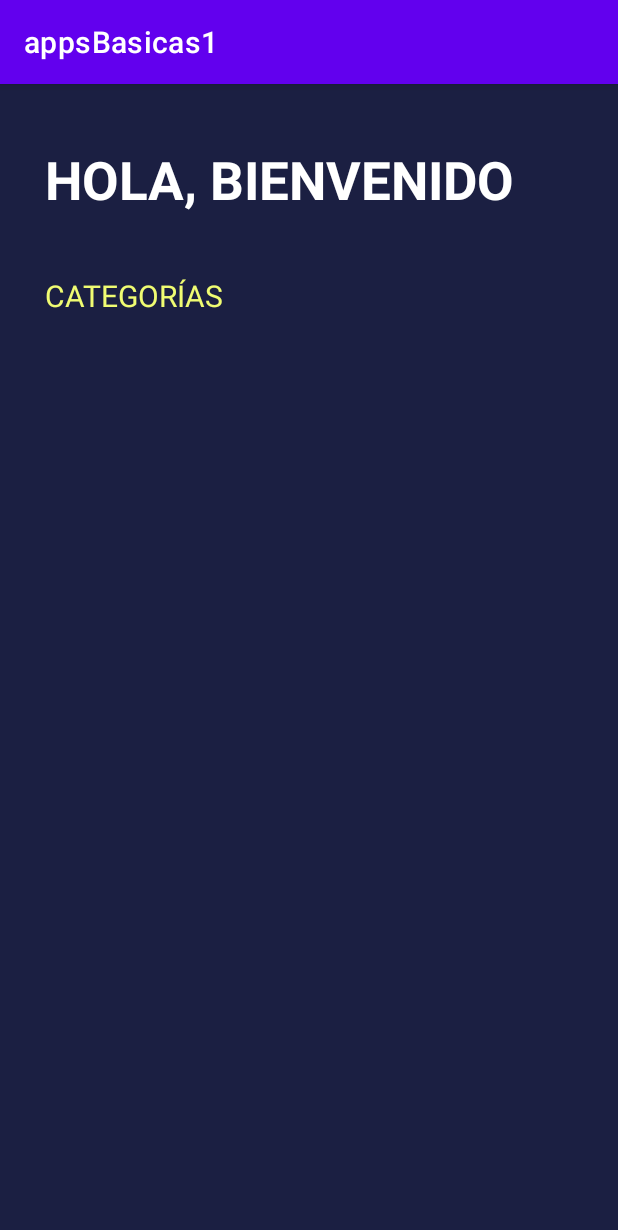
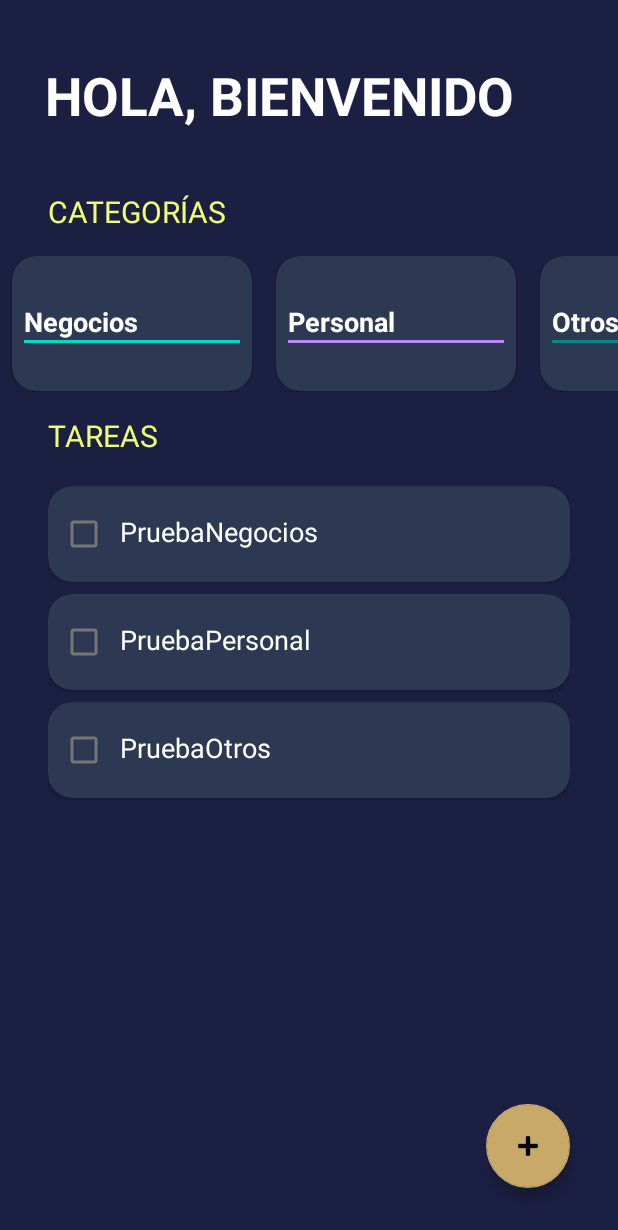
Before and after one commit to jucaicedoa/practica_2023, an Android app: the screen it shows after launch (App3Activity), after a tap on "TERCERA APP", on a phone screen of 412 x 824 dp. Shown: the top 1230 px of the screen. Run offline under Robolectric (Android 15) with nearby library versions, the phone set to English and light mode, and no system bars.

Commit message:
avance app3

```diff
--- a/practica_kotlin/appsBasicas1/app/src/main/java/com/jucaicedoa/appsbasicas1/apps/app3/App3Activity.kt
+++ b/practica_kotlin/appsBasicas1/app/src/main/java/com/jucaicedoa/appsbasicas1/apps/app3/App3Activity.kt
@@ -2,11 +2,63 @@ package com.jucaicedoa.appsbasicas1.apps.app3
 
 import androidx.appcompat.app.AppCompatActivity
 import android.os.Bundle
+import androidx.recyclerview.widget.LinearLayoutManager
+import androidx.recyclerview.widget.RecyclerView
+import com.google.android.material.floatingactionbutton.FloatingActionButton
 import com.jucaicedoa.appsbasicas1.R
+import com.jucaicedoa.appsbasicas1.apps.app3.taskCategory.*
 
 class App3Activity : AppCompatActivity() {
+    //esta lista es la que muestra
+    private val categorias = listOf(
+        negocios,
+        personal,
+        otros
+    )
+    private val tareas = mutableListOf(
+        tarea("PruebaNegocios", negocios),
+        tarea("PruebaPersonal", personal),
+        tarea("PruebaOtros", otros)
+    )
+    private lateinit var rvCategoria: RecyclerView
+    private lateinit var adaptadorCategoriaz: adaptadorCategoriaz
+    private lateinit var rvTareas: RecyclerView
+    private lateinit var adaptadorTareas: adaptadorTareas
+    private lateinit var fabTarea: FloatingActionButton
     override fun onCreate(savedInstanceState: Bundle?) {
         super.onCreate(savedInstanceState)
         setContentView(R.layout.activity_app3)
+        iniciarComponentes()
+        iniciarUI()
+        iniciarListeners()
     }
+
+    //iniciar componentes
+    private fun iniciarComponentes() {
+        rvCategoria = findViewById(R.id.rvCategoria)
+        rvTareas = findViewById(R.id.rvTareas)
+        fabTarea = findViewById(R.id.fabTarea)
+    }
+
+    //Iniciar UI
+    private fun iniciarUI() {
+        adaptadorCategoriaz = adaptadorCategoriaz(categorias)
+        rvCategoria.layoutManager = LinearLayoutManager(this, LinearLayoutManager.HORIZONTAL, false)
+        rvCategoria.adapter = adaptadorCategoriaz
+
+        adaptadorTareas = adaptadorTareas(tareas)
+        rvTareas.layoutManager = LinearLayoutManager(this)
+        rvTareas.adapter = adaptadorTareas
+    }
+
+    //Iniciar listeners
+    private fun iniciarListeners() {
+        fabTarea.setOnClickListener { mostrarDialogo() }
+    }
+
+    //Mostrar diálogo
+    private fun mostrarDialogo() {
+
+    }
+
 }
--- /dev/null
+++ b/practica_kotlin/appsBasicas1/app/src/main/java/com/jucaicedoa/appsbasicas1/apps/app3/adaptadorCategoriaz.kt
@@ -0,0 +1,25 @@
+package com.jucaicedoa.appsbasicas1.apps.app3
+
+import android.view.LayoutInflater
+import android.view.ViewGroup
+import androidx.recyclerview.widget.RecyclerView
+import com.jucaicedoa.appsbasicas1.R
+
+class adaptadorCategoriaz(private val categorias: List<taskCategory>) :
+    RecyclerView.Adapter<categoriasViewHolder>() {
+    //Crea una lista para
+    override fun onCreateViewHolder(parent: ViewGroup, viewType: Int): categoriasViewHolder {
+        val view =
+            LayoutInflater.from(parent.context).inflate(R.layout.item_task_categoria, parent, false)
+        return categoriasViewHolder(view)
+    }
+
+    //Cantidad que va a mostrar
+    override fun getItemCount() = categorias.size
+
+    //Acceder a valores
+    override fun onBindViewHolder(holder: categoriasViewHolder, position: Int) {
+        holder.render(categorias[position])
+    }
+
+}
--- /dev/null
+++ b/practica_kotlin/appsBasicas1/app/src/main/java/com/jucaicedoa/appsbasicas1/apps/app3/adaptadorTareas.kt
@@ -0,0 +1,20 @@
+package com.jucaicedoa.appsbasicas1.apps.app3
+
+import android.view.LayoutInflater
+import android.view.ViewGroup
+import androidx.recyclerview.widget.RecyclerView
+import com.jucaicedoa.appsbasicas1.R
+
+class adaptadorTareas(private val tarea: List<tarea>) : RecyclerView.Adapter<tareasViewHolder>() {
+    override fun onCreateViewHolder(parent: ViewGroup, viewType: Int): tareasViewHolder {
+        val view = LayoutInflater.from(parent.context).inflate(R.layout.item_task, parent, false)
+        return tareasViewHolder(view)
+    }
+
+    override fun getItemCount() = tarea.size
+
+    override fun onBindViewHolder(holder: tareasViewHolder, position: Int) {
+        holder.render(tarea[position])
+    }
+
+}
--- /dev/null
+++ b/practica_kotlin/appsBasicas1/app/src/main/java/com/jucaicedoa/appsbasicas1/apps/app3/categoriasViewHolder.kt
@@ -0,0 +1,28 @@
+package com.jucaicedoa.appsbasicas1.apps.app3
+
+import android.view.View
+import android.widget.TextView
+import androidx.core.content.ContextCompat
+import androidx.recyclerview.widget.RecyclerView
+import com.jucaicedoa.appsbasicas1.R
+
+class categoriasViewHolder(view: View) : RecyclerView.ViewHolder(view) {
+    private val tvCategoria:TextView =  view.findViewById(R.id.tvNombreCategoria)
+    private val divisor:View = view.findViewById(R.id.divisor)
+    fun render(taskCategory: taskCategory){
+        when(taskCategory){
+            com.jucaicedoa.appsbasicas1.apps.app3.taskCategory.negocios -> {
+                tvCategoria.text = "Negocios"
+                divisor.setBackgroundColor(ContextCompat.getColor(divisor.context, R.color.teal_200))
+            }
+            com.jucaicedoa.appsbasicas1.apps.app3.taskCategory.otros -> {
+                tvCategoria.text = "Otros"
+                divisor.setBackgroundColor(ContextCompat.getColor(divisor.context, R.color.teal_700))
+            }
+            com.jucaicedoa.appsbasicas1.apps.app3.taskCategory.personal -> {
+                divisor.setBackgroundColor(ContextCompat.getColor(divisor.context, R.color.purple_200))
+                tvCategoria.text = "Personal"
+            }
+        }
+    }
+}
--- /dev/null
+++ b/practica_kotlin/appsBasicas1/app/src/main/java/com/jucaicedoa/appsbasicas1/apps/app3/tarea.kt
@@ -0,0 +1,5 @@
+package com.jucaicedoa.appsbasicas1.apps.app3
+
+data class tarea (val name:String, val categoria: taskCategory, val estaSeleccionado:Boolean=false) {
+
+}
--- /dev/null
+++ b/practica_kotlin/appsBasicas1/app/src/main/java/com/jucaicedoa/appsbasicas1/apps/app3/tareasViewHolder.kt
@@ -0,0 +1,15 @@
+package com.jucaicedoa.appsbasicas1.apps.app3
+
+import android.view.View
+import android.widget.CheckBox
+import android.widget.TextView
+import androidx.recyclerview.widget.RecyclerView
+import com.jucaicedoa.appsbasicas1.R
+
+class tareasViewHolder(view: View) : RecyclerView.ViewHolder(view) {
+    private val tvTarea: TextView = view.findViewById(R.id.tvTarea)
+    private val cbTarea: CheckBox = view.findViewById(R.id.cbTarea)
+    fun render(tarea: tarea) {
+        tvTarea.text = tarea.name
+    }
+}
--- /dev/null
+++ b/practica_kotlin/appsBasicas1/app/src/main/java/com/jucaicedoa/appsbasicas1/apps/app3/taskCategory.kt
@@ -0,0 +1,7 @@
+package com.jucaicedoa.appsbasicas1.apps.app3
+
+sealed class taskCategory {
+    object personal:taskCategory()
+    object negocios: taskCategory()
+    object otros: taskCategory()
+}
--- a/practica_kotlin/appsBasicas1/app/src/main/res/layout/activity_app3.xml
+++ b/practica_kotlin/appsBasicas1/app/src/main/res/layout/activity_app3.xml
@@ -1,7 +1,13 @@
 <?xml version="1.0" encoding="utf-8"?>
-<LinearLayout xmlns:android="http://schemas.android.com/apk/res/android"
+
+<FrameLayout
+    android:layout_width="match_parent"
+    android:layout_height="match_parent"
+    xmlns:android="http://schemas.android.com/apk/res/android"
     xmlns:app="http://schemas.android.com/apk/res-auto"
-    xmlns:tools="http://schemas.android.com/tools"
+    xmlns:tools="http://schemas.android.com/tools">
+
+<LinearLayout
     android:layout_width="match_parent"
     android:layout_height="match_parent"
     android:orientation="vertical"
@@ -25,13 +31,49 @@
         android:layout_width="wrap_content"
         android:layout_height="wrap_content"
         android:text="@string/categoria"
-        android:textColor="@color/letra"
-        android:textAllCaps="true"
         android:textSize="20sp"
-        android:layout_marginHorizontal="30dp"
+        style="@style/subtitulosApp3"
         >
 
     </TextView>
 
+<androidx.recyclerview.widget.RecyclerView
+    android:id="@+id/rvCategoria"
+    android:layout_width="match_parent"
+    android:layout_height="wrap_content">
 
+</androidx.recyclerview.widget.RecyclerView>
+
+    <TextView
+        android:layout_width="wrap_content"
+        android:layout_height="wrap_content"
+        android:text="@string/tareas"
+        android:textSize="20sp"
+        style="@style/subtitulosApp3"
+        >
+
+    </TextView>
+
+<androidx.recyclerview.widget.RecyclerView
+    android:layout_marginTop="16dp"
+    android:id="@+id/rvTareas"
+    android:layout_width="match_parent"
+    android:layout_height="wrap_content"
+    android:layout_marginHorizontal="32dp"
+    > </androidx.recyclerview.widget.RecyclerView>
 </LinearLayout>
+    <com.google.android.material.floatingactionbutton.FloatingActionButton
+        android:id="@+id/fabTarea"
+        android:layout_width="wrap_content"
+        android:layout_height="wrap_content"
+        android:layout_margin="32dp"
+        app:backgroundTint="@color/botones"
+        app:fabSize="normal"
+        android:src="@android:drawable/ic_input_add"
+        app:tint="@color/black"
+        android:layout_gravity="end|bottom"
+
+        >
+    </com.google.android.material.floatingactionbutton.FloatingActionButton>
+
+</FrameLayout>
--- /dev/null
+++ b/practica_kotlin/appsBasicas1/app/src/main/res/layout/item_task.xml
@@ -0,0 +1,37 @@
+<?xml version="1.0" encoding="utf-8"?>
+<androidx.cardview.widget.CardView xmlns:android="http://schemas.android.com/apk/res/android"
+    xmlns:app="http://schemas.android.com/apk/res-auto"
+    xmlns:tools="http://schemas.android.com/tools"
+    android:layout_width="match_parent"
+    android:layout_height="wrap_content"
+    android:layout_marginVertical="4dp"
+    app:cardBackgroundColor="@color/Componente"
+    app:cardCornerRadius="16dp">
+
+    <LinearLayout
+        android:layout_width="match_parent"
+        android:layout_height="wrap_content"
+        android:orientation="horizontal"
+        android:paddingVertical="8dp">
+
+        <CheckBox
+            android:id="@+id/cbTarea"
+            android:layout_width="wrap_content"
+            android:layout_height="wrap_content">
+
+        </CheckBox>
+
+        <TextView
+            android:id="@+id/tvTarea"
+            android:layout_width="wrap_content"
+            android:layout_height="wrap_content"
+            android:textColor="@color/white"
+            android:textSize="18sp"
+            tools:text="prueba">
+
+        </TextView>
+
+    </LinearLayout>
+
+
+</androidx.cardview.widget.CardView>
--- /dev/null
+++ b/practica_kotlin/appsBasicas1/app/src/main/res/layout/item_task_categoria.xml
@@ -0,0 +1,41 @@
+<?xml version="1.0" encoding="utf-8"?>
+<androidx.cardview.widget.CardView xmlns:android="http://schemas.android.com/apk/res/android"
+    xmlns:app="http://schemas.android.com/apk/res-auto"
+    xmlns:tools="http://schemas.android.com/tools"
+    android:layout_width="160dp"
+    android:layout_height="90dp"
+    android:layout_marginHorizontal="8dp"
+    android:layout_marginVertical="16dp"
+    app:cardBackgroundColor="@color/Componente"
+    app:cardCornerRadius="16dp">
+
+    <LinearLayout
+        android:layout_width="match_parent"
+        android:layout_height="match_parent"
+        android:layout_margin="8dp"
+        android:gravity="center_vertical"
+        android:orientation="vertical">
+
+
+        <TextView
+            android:id="@+id/tvNombreCategoria"
+            android:layout_width="wrap_content"
+            android:layout_height="wrap_content"
+            android:textColor="@color/white"
+            android:textSize="18sp"
+            android:textStyle="bold"
+            tools:text="PRUEBA"></TextView>
+
+        <View
+            android:id="@+id/divisor"
+            android:layout_width="match_parent"
+            android:layout_height="2dp"
+            tools:background="@color/white">
+
+        </View>
+
+
+    </LinearLayout>
+
+
+</androidx.cardview.widget.CardView>
--- a/practica_kotlin/appsBasicas1/app/src/main/res/values/strings.xml
+++ b/practica_kotlin/appsBasicas1/app/src/main/res/values/strings.xml
@@ -22,5 +22,6 @@
     <!--APP3-->
     <string name="bienvenido">Hola, bienvenido</string>
     <string name="categoria">Categorías</string>
+    <string name="tareas">Tareas</string>
 
 </resources>
--- a/practica_kotlin/appsBasicas1/app/src/main/res/values/themes.xml
+++ b/practica_kotlin/appsBasicas1/app/src/main/res/values/themes.xml
@@ -13,7 +13,7 @@
         <item name="android:statusBarColor">?attr/colorPrimaryVariant</item>
     </style>
 
-    <style name="Theme.App3" parent="Theme.MaterialComponents.DayNight.DarkActionBar">
+    <style name="Theme.App3" parent="Theme.MaterialComponents.DayNight.NoActionBar">
         <!-- Primary brand color. -->
         <item name="colorPrimary">@color/purple_500</item>
         <item name="colorPrimaryVariant">@color/purple_700</item>
@@ -27,6 +27,11 @@
         <!-- Customize your theme here. -->
     </style>
 
+    <style name="subtitulosApp3">
+        <item name="android:textAllCaps">true</item>
+        <item name="android:textColor">@color/letra</item>
+        <item name="android:layout_marginHorizontal">32dp</item>
+    </style>
 
 
 </resources>
```
